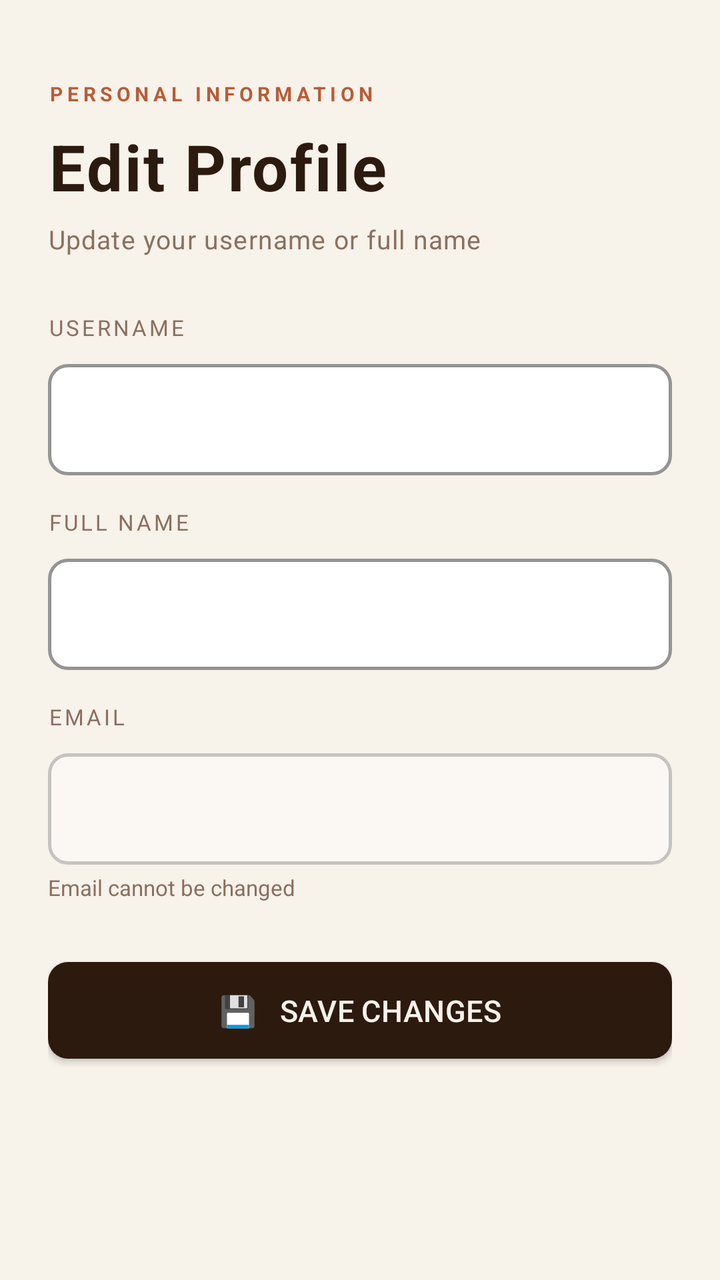
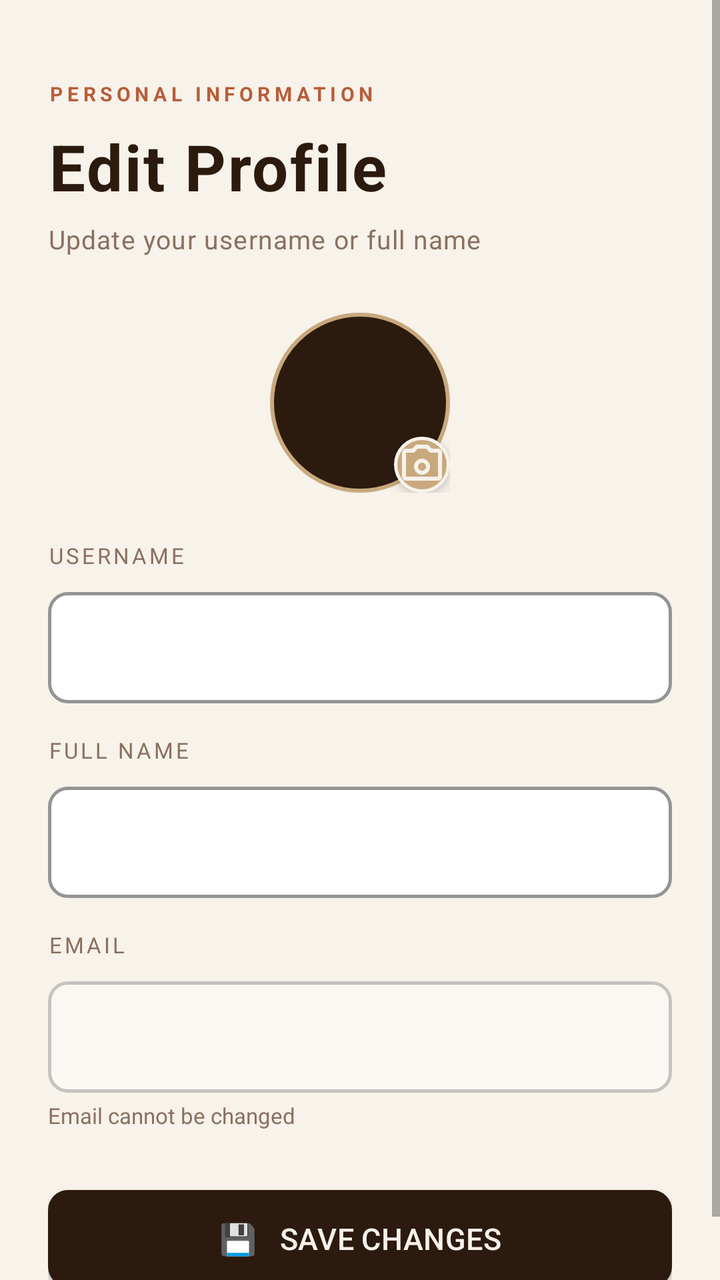

Screens rendered from an Android XML layout before and after an edit, with the pre-edit source and the edit as a unified diff.
<!-- AndroidManifest.xml: application theme Theme.AratKain -->
<!-- res/layout/activity_updateprofile.xml -->
<?xml version="1.0" encoding="utf-8"?>
<ScrollView xmlns:android="http://schemas.android.com/apk/res/android"
    xmlns:app="http://schemas.android.com/apk/res-auto"
    android:layout_width="match_parent"
    android:layout_height="match_parent"
    android:background="@color/cream"
    android:fillViewport="true">

    <LinearLayout android:layout_width="match_parent" android:layout_height="wrap_content"
        android:orientation="vertical" android:padding="24dp">

        <TextView android:layout_width="wrap_content" android:layout_height="wrap_content"
            android:text="PERSONAL INFORMATION"
            style="@style/TextAppearance.AratKain.Eyebrow" android:layout_marginTop="16dp"
            android:layout_marginBottom="8dp" />

        <TextView android:layout_width="wrap_content" android:layout_height="wrap_content"
            android:text="Edit Profile"
            style="@style/TextAppearance.AratKain.Title" android:layout_marginBottom="6dp" />

        <TextView android:layout_width="wrap_content" android:layout_height="wrap_content"
            android:text="Update your username or full name"
            style="@style/TextAppearance.AratKain.Subtitle" android:layout_marginBottom="28dp" />

        
        <LinearLayout android:id="@+id/layoutSuccess"
            android:layout_width="match_parent" android:layout_height="wrap_content"
            android:orientation="horizontal" android:background="@drawable/bg_success_banner"
            android:padding="12dp" android:gravity="center_vertical"
            android:layout_marginBottom="16dp" android:visibility="gone">
            <TextView android:layout_width="wrap_content" android:layout_height="wrap_content"
                android:text="✓ " android:textColor="@color/success" android:textSize="13sp" />
            <TextView android:id="@+id/tvSuccess" android:layout_width="0dp"
                android:layout_height="wrap_content" android:layout_weight="1"
                android:textColor="@color/success" android:textSize="13sp" />
        </LinearLayout>

        
        <LinearLayout android:id="@+id/layoutError"
            android:layout_width="match_parent" android:layout_height="wrap_content"
            android:orientation="horizontal" android:background="@drawable/bg_error_banner"
            android:padding="12dp" android:gravity="center_vertical"
            android:layout_marginBottom="16dp" android:visibility="gone">
            <TextView android:layout_width="wrap_content" android:layout_height="wrap_content"
                android:text="⚠ " android:textColor="@color/error" android:textSize="13sp" />
            <TextView android:id="@+id/tvError" android:layout_width="0dp"
                android:layout_height="wrap_content" android:layout_weight="1"
                android:textColor="@color/error" android:textSize="13sp" />
        </LinearLayout>

        
        <TextView android:layout_width="wrap_content" android:layout_height="wrap_content"
            android:text="USERNAME" style="@style/TextAppearance.AratKain.Hint"
            android:layout_marginBottom="6dp" />
        <com.google.android.material.textfield.TextInputLayout
            android:id="@+id/tilUsername" style="@style/Widget.AratKain.TextInput"
            android:layout_width="match_parent" android:layout_height="wrap_content"
            android:layout_marginBottom="16dp">
            <com.google.android.material.textfield.TextInputEditText
                android:id="@+id/etUsername" android:layout_width="match_parent"
                android:layout_height="wrap_content" android:inputType="text" />
        </com.google.android.material.textfield.TextInputLayout>

        <TextView android:layout_width="wrap_content" android:layout_height="wrap_content"
            android:text="FULL NAME" style="@style/TextAppearance.AratKain.Hint"
            android:layout_marginBottom="6dp" />
        <com.google.android.material.textfield.TextInputLayout
            android:id="@+id/tilFullname" style="@style/Widget.AratKain.TextInput"
            android:layout_width="match_parent" android:layout_height="wrap_content"
            android:layout_marginBottom="16dp">
            <com.google.android.material.textfield.TextInputEditText
                android:id="@+id/etFullname" android:layout_width="match_parent"
                android:layout_height="wrap_content" android:inputType="textPersonName" />
        </com.google.android.material.textfield.TextInputLayout>

        
        <TextView android:layout_width="wrap_content" android:layout_height="wrap_content"
            android:text="EMAIL" style="@style/TextAppearance.AratKain.Hint"
            android:layout_marginBottom="6dp" />
        <com.google.android.material.textfield.TextInputLayout
            android:id="@+id/tilEmail" style="@style/Widget.AratKain.TextInput"
            android:layout_width="match_parent" android:layout_height="wrap_content"
            android:layout_marginBottom="4dp">
            <com.google.android.material.textfield.TextInputEditText
                android:id="@+id/etEmail" android:layout_width="match_parent"
                android:layout_height="wrap_content" android:inputType="textEmailAddress"
                android:enabled="false" android:alpha="0.5" />
        </com.google.android.material.textfield.TextInputLayout>
        <TextView android:layout_width="wrap_content" android:layout_height="wrap_content"
            android:text="Email cannot be changed"
            android:textSize="11sp" android:textColor="@color/muted"
            android:layout_marginBottom="24dp" />

        <ProgressBar android:id="@+id/progressBar"
            android:layout_width="wrap_content" android:layout_height="wrap_content"
            android:layout_gravity="center_horizontal" android:visibility="gone"
            android:indeterminateTint="@color/accent" android:layout_marginBottom="8dp" />

        <com.google.android.material.button.MaterialButton
            android:id="@+id/btnSave" style="@style/Widget.AratKain.Button"
            android:layout_width="match_parent" android:layout_height="wrap_content"
            android:text="💾   Save Changes" />

    </LinearLayout>
</ScrollView>
<!-- resources referenced by this layout -->
<resources>
  <color name="accent">#B85C38</color>
  <color name="cream">#F7F2EA</color>
  <color name="error">#C0392B</color>
  <color name="muted">#8A7060</color>
  <color name="success">#27AE60</color>
  <!-- drawable bg_error_banner (drawable) -->
  <?xml version="1.0" encoding="utf-8"?>
  <shape xmlns:android="http://schemas.android.com/apk/res/android" android:shape="rectangle">
      <solid android:color="#FEF0EE"/>
      <stroke android:width="1.5dp" android:color="#F5C6BC"/>
      <corners android:radius="10dp"/>
  </shape>
  <!-- drawable bg_success_banner (drawable) -->
  <?xml version="1.0" encoding="utf-8"?>
  <shape xmlns:android="http://schemas.android.com/apk/res/android" android:shape="rectangle">
      <solid android:color="#EDFAF3"/>
      <stroke android:width="1.5dp" android:color="#A9DFBF"/>
      <corners android:radius="10dp"/>
  </shape>
  <style name="TextAppearance.AratKain.Eyebrow">
          <item name="android:textSize">10sp</item>
          <item name="android:textColor">@color/accent</item>
          <item name="android:letterSpacing">0.22</item>
          <item name="android:textAllCaps">true</item>
          <item name="android:textStyle">bold</item>
      </style>
  <style name="TextAppearance.AratKain.Hint" parent="TextAppearance.MaterialComponents.Caption">
          <item name="android:textColor">@color/muted</item>
          <item name="android:textSize">11sp</item>
          <item name="android:letterSpacing">0.12</item>
          <item name="android:textAllCaps">true</item>
      </style>
  <style name="TextAppearance.AratKain.Subtitle">
          <item name="android:textSize">13sp</item>
          <item name="android:textColor">@color/muted</item>
          <item name="android:fontFamily">sans-serif-light</item>
      </style>
  <style name="TextAppearance.AratKain.Title">
          <item name="android:textSize">32sp</item>
          <item name="android:textColor">@color/espresso</item>
          <item name="android:fontFamily">serif</item>
          <item name="android:textStyle">bold</item>
          <item name="android:lineSpacingExtra">2dp</item>
      </style>
  <color name="espresso">#2C1A0E</color>
  <color name="espresso_dark">#3d2510</color>
  <color name="steam">#E8DDD0</color>
  <color name="white">#FFFFFF</color>
  <!-- unchanged entries left out for length: 3 -->
</resources>

<!-- the commit's change to res/layout/activity_updateprofile.xml (unified diff, before → after) -->
@@ -49,6 +49,61 @@
         </LinearLayout>
 
         
+        <LinearLayout
+            android:layout_width="match_parent"
+            android:layout_height="wrap_content"
+            android:orientation="vertical"
+            android:gravity="center"
+            android:layout_marginBottom="24dp">
+
+            <FrameLayout
+                android:layout_width="90dp"
+                android:layout_height="90dp">
+
+                <TextView
+                    android:id="@+id/tvInitials"
+                    android:layout_width="90dp"
+                    android:layout_height="90dp"
+                    android:gravity="center"
+                    android:textSize="28sp"
+                    android:textColor="@color/latte"
+                    android:textStyle="bold"
+                    android:background="@drawable/circle_avatar" />
+
+                <de.hdodenhof.circleimageview.CircleImageView
+                    android:id="@+id/ivAvatar"
+                    android:layout_width="90dp"
+                    android:layout_height="90dp"
+                    app:civ_border_width="3dp"
+                    app:civ_border_color="@color/steam"
+                    android:visibility="gone" />
+
+                
+                
+                <ImageButton
+                    android:id="@+id/ibChangePhoto"
+                    android:layout_width="28dp"
+                    android:layout_height="28dp"
+                    android:layout_gravity="bottom|end"
+                    android:padding="4dp"
+                    android:background="@drawable/bg_camera_badge"
+                    app:srcCompat="@drawable/ic_camera_alt"
+                    android:contentDescription="@string/cd_change_photo"
+                    android:elevation="4dp" />
+
+            </FrameLayout>
+
+            <ProgressBar
+                android:id="@+id/pbPhotoUpload"
+                style="?android:attr/progressBarStyleSmall"
+                android:layout_width="wrap_content"
+                android:layout_height="wrap_content"
+                android:layout_marginTop="6dp"
+                android:visibility="gone" />
+
+        </LinearLayout>
+
+        
         <TextView android:layout_width="wrap_content" android:layout_height="wrap_content"
             android:text="USERNAME" style="@style/TextAppearance.AratKain.Hint"
             android:layout_marginBottom="6dp" />
@@ -61,6 +116,7 @@
                 android:layout_height="wrap_content" android:inputType="text" />
         </com.google.android.material.textfield.TextInputLayout>
 
+        
         <TextView android:layout_width="wrap_content" android:layout_height="wrap_content"
             android:text="FULL NAME" style="@style/TextAppearance.AratKain.Hint"
             android:layout_marginBottom="6dp" />
<!-- resource entries referenced after the edit -->
@@ -3,8 +3,16 @@
   <color name="accent">#B85C38</color>
   <color name="cream">#F7F2EA</color>
   <color name="error">#C0392B</color>
+  <color name="latte">#C8A97E</color>
   <color name="muted">#8A7060</color>
   <color name="success">#27AE60</color>
+  <!-- drawable bg_camera_badge (drawable) -->
+  <?xml version="1.0" encoding="utf-8"?>
+  <shape xmlns:android="http://schemas.android.com/apk/res/android"
+      android:shape="oval">
+      <solid android:color="@color/latte" />
+      <stroke android:width="1.5dp" android:color="@color/cream" />
+  </shape>
   <!-- drawable bg_error_banner (drawable) -->
   <?xml version="1.0" encoding="utf-8"?>
   <shape xmlns:android="http://schemas.android.com/apk/res/android" android:shape="rectangle">
@@ -19,6 +27,30 @@
       <stroke android:width="1.5dp" android:color="#A9DFBF"/>
       <corners android:radius="10dp"/>
   </shape>
+  <!-- drawable circle_avatar (drawable) -->
+  <?xml version="1.0" encoding="utf-8"?>
+  <shape xmlns:android="http://schemas.android.com/apk/res/android" android:shape="oval">
+      <solid android:color="#2C1A0E"/>
+      <stroke android:width="2dp" android:color="#C8A97E"/>
+  </shape>
+  <!-- drawable ic_camera_alt (drawable) -->
+  <?xml version="1.0" encoding="utf-8"?>
+  <vector xmlns:android="http://schemas.android.com/apk/res/android"
+      android:width="24dp"
+      android:height="24dp"
+      android:viewportWidth="24"
+      android:viewportHeight="24"
+      android:tint="@color/cream">
+  
+      <path
+          android:fillColor="@android:color/white"
+          android:pathData="M12,9c-2.21,0 -4,1.79 -4,4s1.79,4 4,4 4,-1.79 4,-4 -1.79,-4 -4,-4zM12,15c-1.1,0 -2,-0.9 -2,-2s0.9,-2 2,-2 2,0.9 2,2 -0.9,2 -2,2z" />
+      <path
+          android:fillColor="@android:color/white"
+          android:pathData="M20,4h-3.17L15,2H9L7.17,4H4C2.9,4 2,4.9 2,6v12c0,1.1 0.9,2 2,2h16c1.1,0 2,-0.9 2,-2V6C22,4.9 21.1,4 20,4zM20,18H4V6h4.05l1.83,-2h4.24l1.83,2H20V18z" />
+  
+  </vector>
+  <string name="cd_change_photo">Change profile photo</string>
   <style name="TextAppearance.AratKain.Eyebrow">
           <item name="android:textSize">10sp</item>
           <item name="android:textColor">@color/accent</item>
